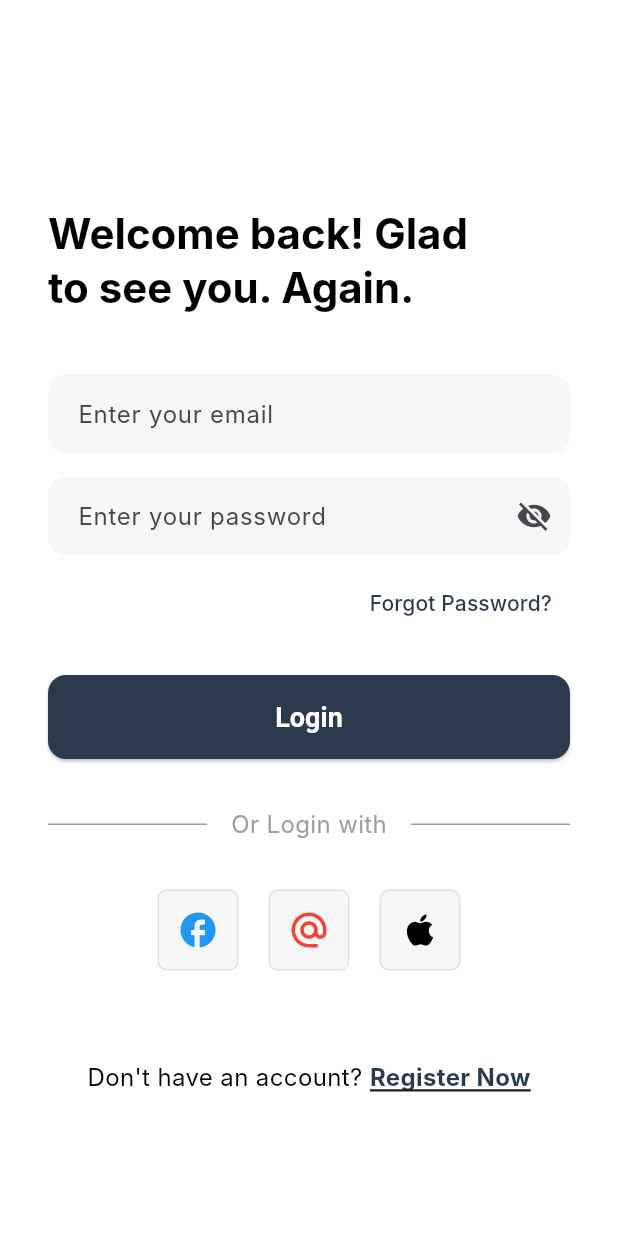
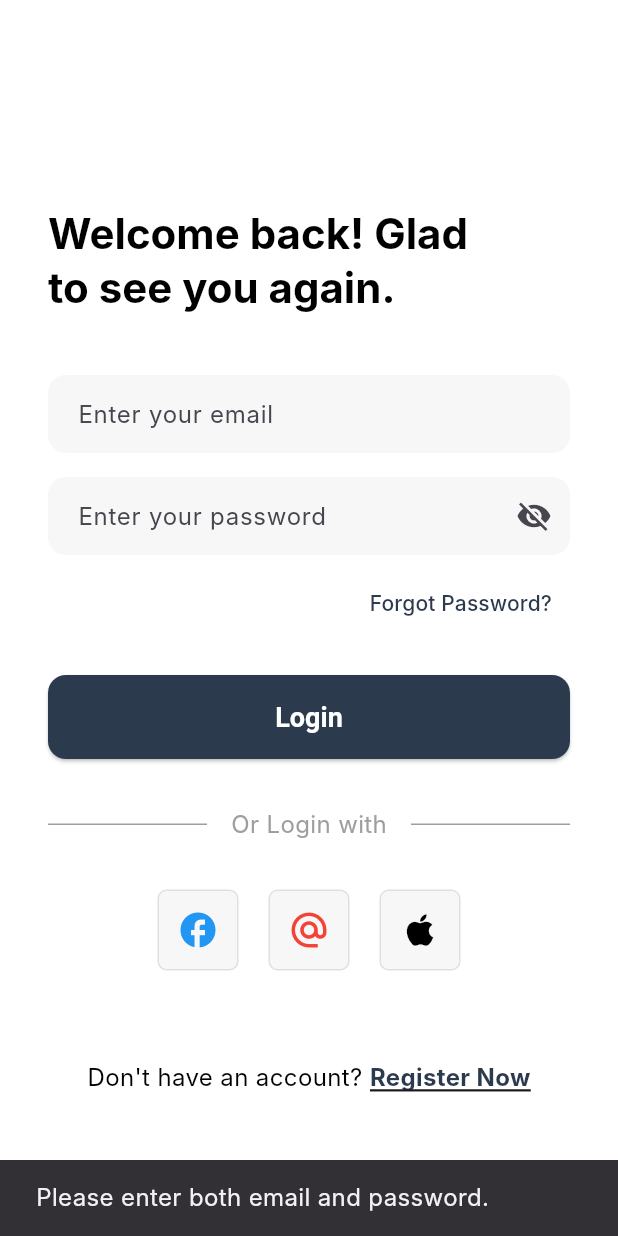
Before and after one commit to pakeertana/Accident-Detection-System, a Flutter app: the LoginPage screen opened by its route, after a tap on "Login", on a phone screen of 412 x 824 dp. Run offline on Flutter 3.47's test engine with Material 3 defaults, Android fonts, the phone set to English and light mode, and no system bars; our stand-ins replace flutter_dotenv, supabase_flutter; accounts and stored records are empty; Roboto replaces fonts that are missing (Inter).

Commit message:
Authenticated Users can Login

```diff
--- a/accident_resq/lib/screens/login_page.dart
+++ b/accident_resq/lib/screens/login_page.dart
@@ -1,10 +1,76 @@
 import 'package:flutter/material.dart';
+import 'package:supabase_flutter/supabase_flutter.dart';
 import '../constants.dart';
 import '../widgets/social_button_row.dart';
+import 'dashboard.dart'; // ✅ Import DashboardPage
 
-class LoginPage extends StatelessWidget {
+class LoginPage extends StatefulWidget {
   static const routeName = '/login';
   const LoginPage({super.key});
+
+  @override
+  State<LoginPage> createState() => _LoginPageState();
+}
+
+class _LoginPageState extends State<LoginPage> {
+  final emailController = TextEditingController();
+  final passwordController = TextEditingController();
+  final supabase = Supabase.instance.client;
+  bool _isLoading = false;
+
+  Future<void> _login() async {
+    final email = emailController.text.trim();
+    final password = passwordController.text.trim();
+
+    if (email.isEmpty || password.isEmpty) {
+      _showMessage('Please enter both email and password.');
+      return;
+    }
+
+    setState(() {
+      _isLoading = true;
+    });
+
+    try {
+      final res = await supabase.auth.signInWithPassword(
+        email: email,
+        password: password,
+      );
+
+      if (res.user != null) {
+        // ✅ Successful login, navigate to Dashboard
+        if (!mounted) return;
+        Navigator.pushReplacement(
+          context,
+          MaterialPageRoute(builder: (context) => const DashboardPage()),
+        );
+      } else {
+        _showMessage('Login failed. Check your credentials.');
+      }
+    } on AuthException catch (e) {
+      _showMessage('Error: ${e.message}');
+    } catch (e) {
+      _showMessage('Unexpected error: $e');
+    } finally {
+      if (mounted) {
+        setState(() {
+          _isLoading = false;
+        });
+      }
+    }
+  }
+
+  void _showMessage(String msg) {
+    if (!mounted) return;
+    ScaffoldMessenger.of(context).showSnackBar(SnackBar(content: Text(msg)));
+  }
+
+  @override
+  void dispose() {
+    emailController.dispose();
+    passwordController.dispose();
+    super.dispose();
+  }
 
   @override
   Widget build(BuildContext context) {
@@ -23,20 +89,22 @@ class LoginPage extends StatelessWidget {
               children: [
                 const SizedBox(height: 20),
                 Text(
-                  'Welcome back! Glad\nto see you. Again.',
+                  'Welcome back! Glad\nto see you again.',
                   style: Theme.of(context).textTheme.titleLarge,
                 ),
                 const SizedBox(height: 40),
 
-                const TextField(
+                TextField(
+                  controller: emailController,
                   keyboardType: TextInputType.emailAddress,
-                  decoration: InputDecoration(
+                  decoration: const InputDecoration(
                     hintText: 'Enter your email',
                   ),
                 ),
                 const SizedBox(height: 16),
 
                 TextField(
+                  controller: passwordController,
                   obscureText: true,
                   decoration: InputDecoration(
                     hintText: 'Enter your password',
@@ -54,7 +122,10 @@ class LoginPage extends StatelessWidget {
                     onPressed: () {},
                     child: const Text(
                       'Forgot Password?',
-                      style: TextStyle(color: kPrimaryDark, fontWeight: FontWeight.w500),
+                      style: TextStyle(
+                        color: kPrimaryDark,
+                        fontWeight: FontWeight.w500,
+                      ),
                     ),
                   ),
                 ),
@@ -63,8 +134,12 @@ class LoginPage extends StatelessWidget {
                 SizedBox(
                   width: double.infinity,
                   child: ElevatedButton(
-                    onPressed: () {},
-                    child: const Text('Login'),
+                    onPressed: _isLoading ? null : _login,
+                    child: _isLoading
+                        ? const CircularProgressIndicator(
+                            color: Colors.white,
+                          )
+                        : const Text('Login'),
                   ),
                 ),
                 const SizedBox(height: 32),
@@ -74,7 +149,8 @@ class LoginPage extends StatelessWidget {
                     Expanded(child: Divider(color: Colors.grey)),
                     Padding(
                       padding: EdgeInsets.symmetric(horizontal: 16),
-                      child: Text('Or Login with', style: TextStyle(color: Colors.grey)),
+                      child: Text('Or Login with',
+                          style: TextStyle(color: Colors.grey)),
                     ),
                     Expanded(child: Divider(color: Colors.grey)),
                   ],
@@ -94,7 +170,8 @@ class LoginPage extends StatelessWidget {
                         WidgetSpan(
                           alignment: PlaceholderAlignment.middle,
                           child: GestureDetector(
-                            onTap: () => Navigator.of(context).pushReplacementNamed('/signup'),
+                            onTap: () => Navigator.of(context)
+                                .pushReplacementNamed('/signup'),
                             child: const Text(
                               'Register Now',
                               style: TextStyle(
--- a/accident_resq/lib/screens/user_details.dart
+++ b/accident_resq/lib/screens/user_details.dart
@@ -1,7 +1,7 @@
 import 'dart:developer' as developer;
-import 'package:accident_resq/screens/welcome_page.dart';
 import 'package:flutter/material.dart';
 import 'package:supabase_flutter/supabase_flutter.dart';
+import 'dashboard.dart';
 
 class UserDetailsPage extends StatefulWidget {
   final String userId; // ✅ Pass userId from signup
@@ -69,7 +69,7 @@ class _UserDetailsPageState extends State<UserDetailsPage> {
       if (!mounted) return;
       Navigator.pushReplacement(
         context,
-        MaterialPageRoute(builder: (context) => const WelcomeScreen()),
+        MaterialPageRoute(builder: (context) => const DashboardPage()),
       );
     } on PostgrestException catch (e) {
       // ✅ Handles database-related errors properly
```
Also changed, not shown: accident_resq/lib/screens/dashboard.dart (added, +84 -0 lines).
